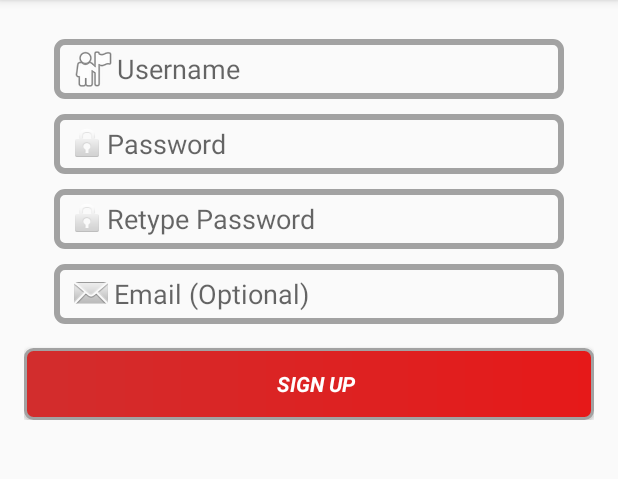
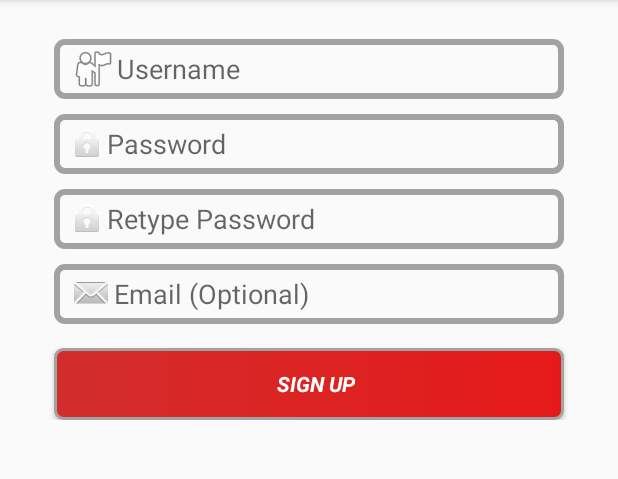
Before and after one commit to davis123123/iNGAGE, an Android app: the SignUpActivity screen opened directly, with no data from a screen before it, on a phone screen of 412 x 824 dp, the part 84-563 px from its top. Run offline under Robolectric (Android 15) with nearby library versions, the phone set to English and light mode, and no system bars.

Commit message:
Adjusted sign up button width
Made the sign up button the same width as the text fields above it.

```diff
--- a/app/src/main/res/layout/activity_sign_up.xml
+++ b/app/src/main/res/layout/activity_sign_up.xml
@@ -73,6 +73,8 @@
             android:layout_width="match_parent"
             android:layout_height="wrap_content"
             android:layout_marginTop="16dp"
+            android:layout_marginLeft="20dp"
+            android:layout_marginRight="20dp"
             android:text="@string/action_sign_up"
             android:textStyle="bold|italic"
             android:textColor="#ffffff"
```
